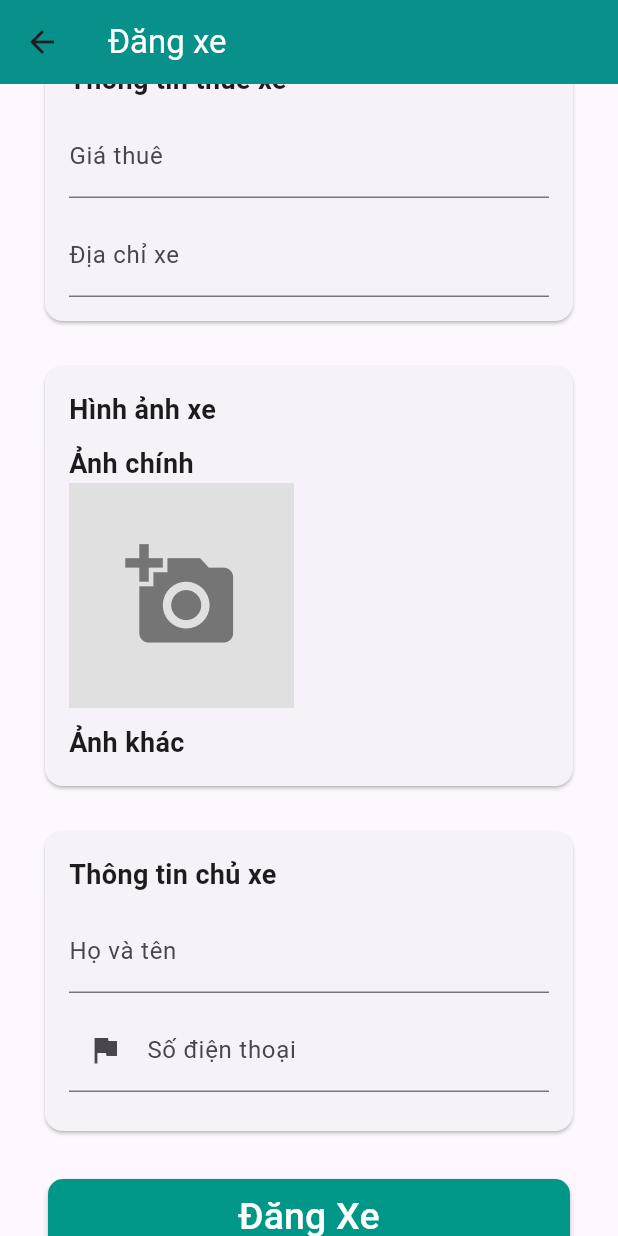
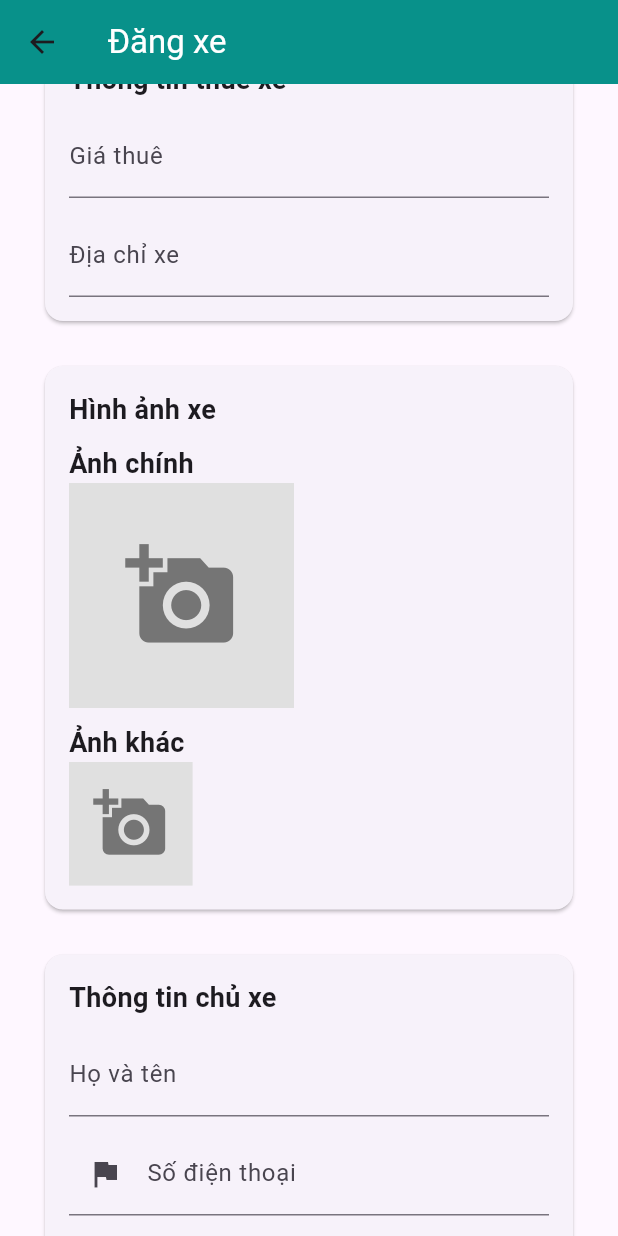
Before and after one commit to L0qin/fp_thuexe, a Flutter app: the PostCar screen opened directly, scrolled down 576 dp, on a phone screen of 412 x 824 dp. Run offline on Flutter 3.47's test engine with Material 3 defaults, Android fonts, the light colour scheme and no system bars; our stand-ins replace anim_search_bar, animate_do, carousel_slider, file_picker, image_picker, responsive_builder and 2 more; accounts and stored records are empty; network calls fail.

Commit message:
post car work well now

```diff
--- a/lib/pages/PostCar.dart
+++ b/lib/pages/PostCar.dart
@@ -131,7 +131,6 @@ class _PostTheCarState extends State<PostCar> {
       // Handle errors
     }
   }
-
 
   Future<void> getImage(bool isMainImage) async {
     final pickedFiles = await _picker
@@ -537,7 +536,7 @@ class _PostTheCarState extends State<PostCar> {
                 ...images.asMap().entries.map((entry) {
                   int index = entry.key;
                   File image = entry.value;
-                  return index < images.length - 1
+                  return index < images.length
                       ? Stack(
                           children: [
                             Padding(
@@ -584,6 +583,15 @@ class _PostTheCarState extends State<PostCar> {
                           ),
                         );
                 }).toList(),
+                SizedBox(
+                  width: MediaQuery.of(context).size.width * 0.2,
+                  height: MediaQuery.of(context).size.width * 0.2,
+                  child: Container(
+                    color: Colors.grey[300],
+                    child: Icon(Icons.add_a_photo,
+                        size: 50, color: Colors.grey[600]),
+                  ),
+                )
               ],
             ),
           ],
--- a/lib/pages/home_page.dart
+++ b/lib/pages/home_page.dart
@@ -359,7 +359,7 @@ class _HomePageState extends State<HomePage> {
 
   Widget _buildCarItem(int carId, String type, String name, double price) {
     return FutureBuilder<String>(
-      future: ImageService.getVehicleImageURLById(carId),
+      future: ImageService.getVehicleMainImageURLById(carId),
       builder: (context, snapshot) {
         final defaultImage = 'assets/images/cars/land_rover_0.png';
         final imageUrl = snapshot.data ?? defaultImage;
--- a/lib/pages/search_page.dart
+++ b/lib/pages/search_page.dart
@@ -238,7 +238,7 @@ class VehicleItem extends StatelessWidget {
   @override
   Widget build(BuildContext context) {
     return FutureBuilder<String>(
-      future: ImageService.getVehicleImageURLById(carId),
+      future: ImageService.getVehicleMainImageURLById(carId),
       builder: (context, snapshot) {
         if (snapshot.connectionState == ConnectionState.waiting) {
           return CircularProgressIndicator();
--- a/lib/services/ImageService.dart
+++ b/lib/services/ImageService.dart
@@ -7,13 +7,15 @@ import 'ServiceConstants.dart';
 class ImageService {
   static const String baseUrl = ServiceConstants.baseUrl;
 
-  static Future<String> getVehicleImageURLById(int id) async {
-    final url = '$baseUrl/images/$id';
+  static Future<String> getVehicleMainImageURLById(int id) async {
+    final url = '$baseUrl/images/mainimage/$id';
     final response = await http.get(
       Uri.parse(url),
     );
+
     if (response.statusCode == 200) {
       final imageName = json.decode(response.body)["hinh"];
+
       if (imageName.toString().isEmpty) {
         return "";
       }
```
